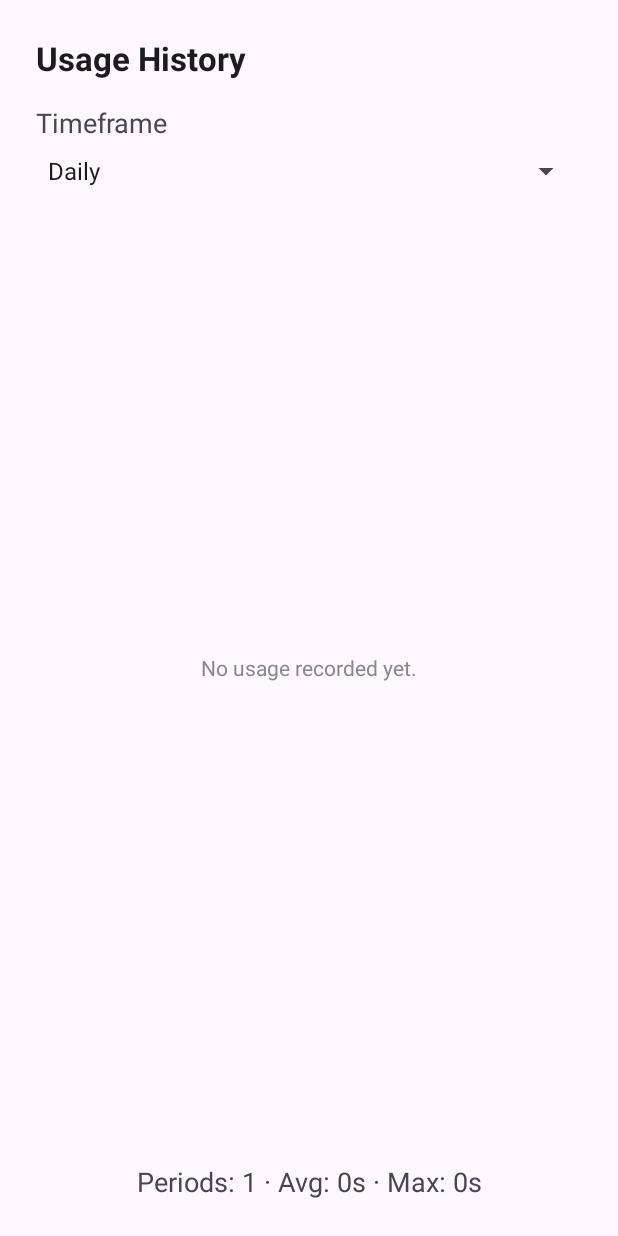
After one commit to Mihaii2/App_Blocker, an Android app: the HistoryActivity screen opened directly, with no data from a screen before it, on a phone screen of 412 x 824 dp. The commit adds this screen. Run offline under Robolectric (Android 15) with nearby library versions, the phone set to English and light mode, and no system bars.

Commit message:
Bug Fixes on midnight reset and added previous days usage history

```diff
--- a/app/src/main/AndroidManifest.xml
+++ b/app/src/main/AndroidManifest.xml
@@ -32,6 +32,10 @@
 
         <activity
             android:name=".KeywordsActivity"
+            android:exported="false" />
+
+        <activity
+            android:name=".HistoryActivity"
             android:exported="false" />
 
         <service
--- /dev/null
+++ b/app/src/main/java/com/example/app_blocker/HistoryActivity.kt
@@ -0,0 +1,195 @@
+package com.example.app_blocker
+
+import android.content.Context
+import android.content.SharedPreferences
+import android.os.Bundle
+import android.view.View
+import android.widget.AdapterView
+import android.widget.ArrayAdapter
+import android.widget.Spinner
+import android.widget.TextView
+import androidx.appcompat.app.AppCompatActivity
+import java.text.SimpleDateFormat
+import java.util.Calendar
+import java.util.Date
+import java.util.Locale
+import java.util.concurrent.TimeUnit
+import org.json.JSONArray
+
+class HistoryActivity : AppCompatActivity() {
+
+    private enum class HistoryMode { DAILY, WEEKLY }
+
+    private lateinit var sharedPreferences: SharedPreferences
+    private lateinit var chartView: UsageChartView
+    private lateinit var modeSpinner: Spinner
+    private lateinit var summaryText: TextView
+
+    private val storageDateFormat = SimpleDateFormat("yyyy-MM-dd", Locale.US)
+    private val displayDateFormat = SimpleDateFormat("MM-dd", Locale.US)
+
+    override fun onCreate(savedInstanceState: Bundle?) {
+        super.onCreate(savedInstanceState)
+        setContentView(R.layout.activity_history)
+
+        sharedPreferences = getSharedPreferences("AppBlockerPrefs", Context.MODE_PRIVATE)
+        chartView = findViewById(R.id.usageChartView)
+        modeSpinner = findViewById(R.id.modeSpinner)
+        summaryText = findViewById(R.id.summaryText)
+
+        val adapter = ArrayAdapter.createFromResource(
+            this,
+            R.array.history_timeframes,
+            android.R.layout.simple_spinner_item
+        )
+        adapter.setDropDownViewResource(android.R.layout.simple_spinner_dropdown_item)
+        modeSpinner.adapter = adapter
+
+        modeSpinner.onItemSelectedListener = object : AdapterView.OnItemSelectedListener {
+            override fun onItemSelected(parent: AdapterView<*>, view: View?, position: Int, id: Long) {
+                val mode = if (position == 1) HistoryMode.WEEKLY else HistoryMode.DAILY
+                updateChart(mode)
+            }
+
+            override fun onNothingSelected(parent: AdapterView<*>) {
+                updateChart(HistoryMode.DAILY)
+            }
+        }
+
+        modeSpinner.setSelection(0)
+        updateChart(HistoryMode.DAILY)
+    }
+
+    private fun updateChart(mode: HistoryMode) {
+        val dailyHistory = loadDailyHistory()
+        val entries = when (mode) {
+            HistoryMode.DAILY -> buildDailyChartEntries(dailyHistory)
+            HistoryMode.WEEKLY -> buildWeeklyChartEntries(dailyHistory)
+        }
+
+        if (entries.isEmpty()) {
+            summaryText.text = getString(R.string.history_empty_message)
+        } else {
+            val total = entries.sumOf { it.value }
+            val average = if (entries.isNotEmpty()) total / entries.size else 0L
+            val max = entries.maxOf { it.value }
+            summaryText.text = getString(
+                R.string.history_summary_format,
+                entries.size,
+                formatDuration(average),
+                formatDuration(max)
+            )
+        }
+
+        chartView.setData(entries)
+    }
+
+    private data class UsagePeriod(val dateKey: String, val durationMillis: Long)
+
+    private fun loadDailyHistory(): List<UsagePeriod> {
+        val historyString = sharedPreferences.getString("usageHistory", "[]")
+        val historyArray = try {
+            JSONArray(historyString)
+        } catch (e: Exception) {
+            JSONArray()
+        }
+
+        val records = mutableListOf<UsagePeriod>()
+        for (i in 0 until historyArray.length()) {
+            val obj = historyArray.optJSONObject(i) ?: continue
+            val date = obj.optString("date")
+            if (date.isNullOrBlank()) continue
+            val duration = obj.optLong("durationMillis", 0L).coerceAtLeast(0L)
+            records.add(UsagePeriod(date, duration))
+        }
+
+        records.sortBy { it.dateKey }
+
+        val todayKey = storageDateFormat.format(Date())
+        val todayDuration = sharedPreferences.getLong("totalUsageToday", 0L).coerceAtLeast(0L)
+        val existingIndex = records.indexOfFirst { it.dateKey == todayKey }
+        if (existingIndex >= 0) {
+            records[existingIndex] = records[existingIndex].copy(durationMillis = todayDuration)
+        } else {
+            records.add(UsagePeriod(todayKey, todayDuration))
+        }
+
+        records.sortBy { it.dateKey }
+        return if (records.size > 90) records.takeLast(90) else records
+    }
+
+    private fun buildDailyChartEntries(periods: List<UsagePeriod>): List<UsageChartView.ChartEntry> {
+        if (periods.isEmpty()) return emptyList()
+        val recent = periods.takeLast(14)
+        return recent.map { period ->
+            val label = toDisplayLabel(period.dateKey)
+            UsageChartView.ChartEntry(label, period.durationMillis)
+        }
+    }
+
+    private fun buildWeeklyChartEntries(periods: List<UsagePeriod>): List<UsageChartView.ChartEntry> {
+        if (periods.isEmpty()) return emptyList()
+        val sortedPeriods = periods.sortedBy { it.dateKey }
+        val weeklyTotals = linkedMapOf<String, Long>()
+
+        for (period in sortedPeriods) {
+            val date = try {
+                storageDateFormat.parse(period.dateKey)
+            } catch (e: Exception) {
+                null
+            } ?: continue
+
+            val weekStart = startOfWeek(date)
+            val weekKey = storageDateFormat.format(weekStart)
+            weeklyTotals[weekKey] = (weeklyTotals[weekKey] ?: 0L) + period.durationMillis
+        }
+
+        val orderedKeys = weeklyTotals.keys.sorted()
+        val limitedKeys = if (orderedKeys.size > 12) orderedKeys.takeLast(12) else orderedKeys
+
+        return limitedKeys.map { key ->
+            val labelDate = try {
+                storageDateFormat.parse(key)
+            } catch (e: Exception) {
+                null
+            }
+            val label = labelDate?.let { "Wk ${displayDateFormat.format(it)}" } ?: "Week $key"
+            UsageChartView.ChartEntry(label, weeklyTotals[key] ?: 0L)
+        }
+    }
+
+    private fun startOfWeek(date: Date): Date {
+        val calendar = Calendar.getInstance()
+        calendar.time = date
+        calendar.firstDayOfWeek = Calendar.MONDAY
+        calendar.set(Calendar.HOUR_OF_DAY, 0)
+        calendar.set(Calendar.MINUTE, 0)
+        calendar.set(Calendar.SECOND, 0)
+        calendar.set(Calendar.MILLISECOND, 0)
+
+        val dayOfWeek = calendar.get(Calendar.DAY_OF_WEEK)
+        val offset = (dayOfWeek - Calendar.MONDAY + 7) % 7
+        calendar.add(Calendar.DAY_OF_YEAR, -offset)
+        return calendar.time
+    }
+
+    private fun toDisplayLabel(dateKey: String): String {
+        return try {
+            val date = storageDateFormat.parse(dateKey)
+            if (date != null) displayDateFormat.format(date) else dateKey
+        } catch (e: Exception) {
+            dateKey
+        }
+    }
+
+    private fun formatDuration(durationMillis: Long): String {
+        val hours = TimeUnit.MILLISECONDS.toHours(durationMillis)
+        val minutes = TimeUnit.MILLISECONDS.toMinutes(durationMillis) % 60
+        val seconds = TimeUnit.MILLISECONDS.toSeconds(durationMillis) % 60
+        return when {
+            hours > 0 -> if (minutes > 0) "${hours}h ${minutes}m" else "${hours}h"
+            minutes > 0 -> if (seconds > 0) "${minutes}m ${seconds}s" else "${minutes}m"
+            else -> "${seconds}s"
+        }
+    }
+}
--- a/app/src/main/java/com/example/app_blocker/MainActivity.kt
+++ b/app/src/main/java/com/example/app_blocker/MainActivity.kt
@@ -96,6 +96,10 @@ class MainActivity : AppCompatActivity(), CountdownDialogFragment.CountdownDialo
             startService(intent)
         }
 
+        findViewById<Button>(R.id.historyButton).setOnClickListener {
+            startActivity(Intent(this, HistoryActivity::class.java))
+        }
+
         requestIgnoreBatteryOptimizations()
         checkOverlayPermission()
         scheduleMidnightReset()
--- a/app/src/main/java/com/example/app_blocker/MidnightReceiver.kt
+++ b/app/src/main/java/com/example/app_blocker/MidnightReceiver.kt
@@ -3,13 +3,11 @@ package com.example.app_blocker
 import android.content.BroadcastReceiver
 import android.content.Context
 import android.content.Intent
-import android.content.SharedPreferences
 
 class MidnightReceiver : BroadcastReceiver() {
     override fun onReceive(context: Context, intent: Intent) {
         if (intent.action == "com.example.app_blocker.MIDNIGHT") {
-            val sharedPreferences: SharedPreferences = context.getSharedPreferences("AppBlockerPrefs", Context.MODE_PRIVATE)
-            sharedPreferences.edit().putLong("totalUsageToday", 0L).apply()
+            TimerService.triggerMidnightReset(context)
         }
     }
 }
--- /dev/null
+++ b/app/src/main/java/com/example/app_blocker/UsageChartView.kt
@@ -0,0 +1,131 @@
+package com.example.app_blocker
+
+import android.content.Context
+import android.graphics.Canvas
+import android.graphics.Color
+import android.graphics.Paint
+import android.graphics.RectF
+import android.util.AttributeSet
+import android.view.View
+import java.util.concurrent.TimeUnit
+import kotlin.math.max
+
+class UsageChartView @JvmOverloads constructor(
+    context: Context,
+    attrs: AttributeSet? = null,
+    defStyleAttr: Int = 0
+) : View(context, attrs, defStyleAttr) {
+
+    data class ChartEntry(val label: String, val value: Long)
+
+    private val axisPaint = Paint(Paint.ANTI_ALIAS_FLAG).apply {
+        color = Color.parseColor("#BBBBBB")
+        strokeWidth = dp(1f)
+    }
+
+    private val barPaint = Paint(Paint.ANTI_ALIAS_FLAG).apply {
+        color = Color.parseColor("#3F51B5")
+    }
+
+    private val labelPaint = Paint(Paint.ANTI_ALIAS_FLAG).apply {
+        color = Color.DKGRAY
+        textSize = sp(12f)
+        textAlign = Paint.Align.CENTER
+    }
+
+    private val valuePaint = Paint(Paint.ANTI_ALIAS_FLAG).apply {
+        color = Color.DKGRAY
+        textSize = sp(11f)
+        textAlign = Paint.Align.CENTER
+    }
+
+    private val emptyPaint = Paint(Paint.ANTI_ALIAS_FLAG).apply {
+        color = Color.GRAY
+        textSize = sp(14f)
+        textAlign = Paint.Align.CENTER
+    }
+
+    private var entries: List<ChartEntry> = emptyList()
+
+    fun setData(entries: List<ChartEntry>) {
+        this.entries = entries
+        invalidate()
+    }
+
+    override fun onDraw(canvas: Canvas) {
+        super.onDraw(canvas)
+
+        val contentWidth = width - paddingLeft - paddingRight
+        val contentHeight = height - paddingTop - paddingBottom
+        if (contentWidth <= 0 || contentHeight <= 0) {
+            return
+        }
+
+        val labelMetrics = labelPaint.fontMetrics
+        val labelHeight = labelMetrics.bottom - labelMetrics.top
+        val chartBottom = height - paddingBottom - labelHeight - dp(12f)
+        val chartTop = paddingTop + dp(8f)
+        val chartHeight = chartBottom - chartTop
+        val chartLeft = paddingLeft + dp(8f)
+        val chartRight = width - paddingRight - dp(8f)
+
+        if (entries.isEmpty()) {
+            canvas.drawText(
+                resources.getString(R.string.history_empty_message),
+                width / 2f,
+                height / 2f,
+                emptyPaint
+            )
+            return
+        }
+
+        val maxValue = entries.maxOfOrNull { it.value } ?: 0L
+        if (maxValue <= 0L || chartHeight <= 0f) {
+            canvas.drawText(
+                resources.getString(R.string.history_empty_message),
+                width / 2f,
+                height / 2f,
+                emptyPaint
+            )
+            return
+        }
+
+        val slotWidth = (chartRight - chartLeft) / entries.size.coerceAtLeast(1)
+        val barWidth = slotWidth * 0.6f
+        val axisY = chartBottom
+        canvas.drawLine(chartLeft, axisY, chartRight, axisY, axisPaint)
+
+        entries.forEachIndexed { index, entry ->
+            val normalized = entry.value / maxValue.toFloat()
+            val barHeight = normalized * chartHeight
+            val left = chartLeft + slotWidth * index + (slotWidth - barWidth) / 2f
+            val right = left + barWidth
+            val top = axisY - barHeight
+            val rect = RectF(left, top, right, axisY)
+            canvas.drawRoundRect(rect, dp(6f), dp(6f), barPaint)
+
+            val xCenter = (left + right) / 2f
+            val valueLabel = formatValue(entry.value)
+            val valueBaseline = max(top - dp(6f), chartTop + valuePaint.textSize)
+            canvas.drawText(valueLabel, xCenter, valueBaseline, valuePaint)
+
+            val labelBaseline = axisY - labelMetrics.ascent + dp(4f)
+            canvas.drawText(entry.label, xCenter, labelBaseline, labelPaint)
+        }
+    }
+
+    private fun formatValue(value: Long): String {
+        val hours = TimeUnit.MILLISECONDS.toHours(value)
+        val minutes = TimeUnit.MILLISECONDS.toMinutes(value) % 60
+        val seconds = TimeUnit.MILLISECONDS.toSeconds(value) % 60
+        return when {
+            hours >= 1 -> if (minutes >= 1) "${hours}h ${minutes}m" else "${hours}h"
+            minutes >= 1 -> "${minutes}m"
+            else -> "${seconds}s"
+        }
+    }
+
+    private fun dp(value: Float): Float = value * resources.displayMetrics.density
+
+    private fun sp(value: Float): Float = value * resources.displayMetrics.scaledDensity
+}
--- /dev/null
+++ b/app/src/main/res/layout/activity_history.xml
@@ -0,0 +1,47 @@
+<?xml version="1.0" encoding="utf-8"?>
+<LinearLayout xmlns:android="http://schemas.android.com/apk/res/android"
+    android:layout_width="match_parent"
+    android:layout_height="match_parent"
+    android:orientation="vertical"
+    android:padding="24dp">
+
+    <TextView
+        android:id="@+id/historyTitle"
+        android:layout_width="wrap_content"
+        android:layout_height="wrap_content"
+        android:text="@string/history_title"
+        android:textAppearance="@style/TextAppearance.AppCompat.Large"
+        android:textStyle="bold" />
+
+    <TextView
+        android:id="@+id/timeframeLabel"
+        android:layout_width="wrap_content"
+        android:layout_height="wrap_content"
+        android:layout_marginTop="16dp"
+        android:text="@string/history_timeframe_label"
+        android:textAppearance="@style/TextAppearance.AppCompat.Medium" />
+
+    <Spinner
+        android:id="@+id/modeSpinner"
+        android:layout_width="match_parent"
+        android:layout_height="wrap_content"
+        android:layout_marginTop="8dp" />
+
+    <com.example.app_blocker.UsageChartView
+        android:id="@+id/usageChartView"
+        android:layout_width="match_parent"
+        android:layout_height="0dp"
+        android:layout_marginTop="24dp"
+        android:layout_weight="1"
+        android:background="@android:color/transparent" />
+
+    <TextView
+        android:id="@+id/summaryText"
+        android:layout_width="match_parent"
+        android:layout_height="wrap_content"
+        android:layout_marginTop="24dp"
+        android:text="@string/history_empty_message"
+        android:textAlignment="center"
+        android:textAppearance="@style/TextAppearance.AppCompat.Medium" />
+
+</LinearLayout>
--- a/app/src/main/res/values/strings.xml
+++ b/app/src/main/res/values/strings.xml
@@ -1,3 +1,15 @@
 <resources>
     <string name="app_name">App Blocker</string>
+    <string name="history_title">Usage History</string>
+    <string name="history_timeframe_label">Timeframe</string>
+    <string name="history_timeframe_daily">Daily</string>
+    <string name="history_timeframe_weekly">Weekly</string>
+    <string name="history_empty_message">No usage recorded yet.</string>
+    <string name="history_summary_format">Periods: %1$d · Avg: %2$s · Max: %3$s</string>
+    <string name="button_usage_history">Usage History</string>
+
+    <string-array name="history_timeframes">
+        <item>@string/history_timeframe_daily</item>
+        <item>@string/history_timeframe_weekly</item>
+    </string-array>
 </resources>
```
Also changed, not shown: app/src/main/java/com/example/app_blocker/TimerService.kt (+110 -0 lines), app/src/main/res/layout/activity_main.xml (+13 -2 lines), 5 other files.
